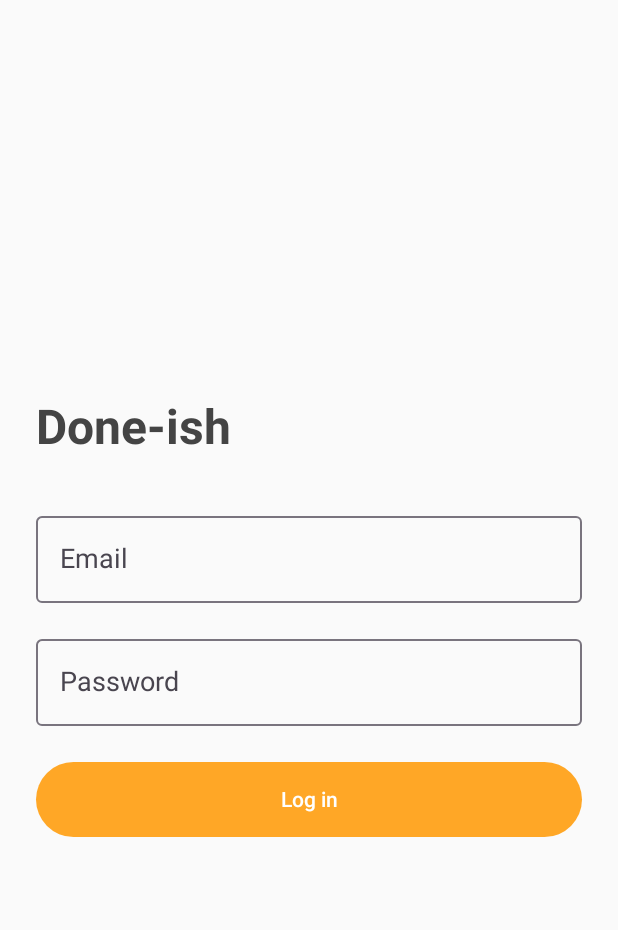
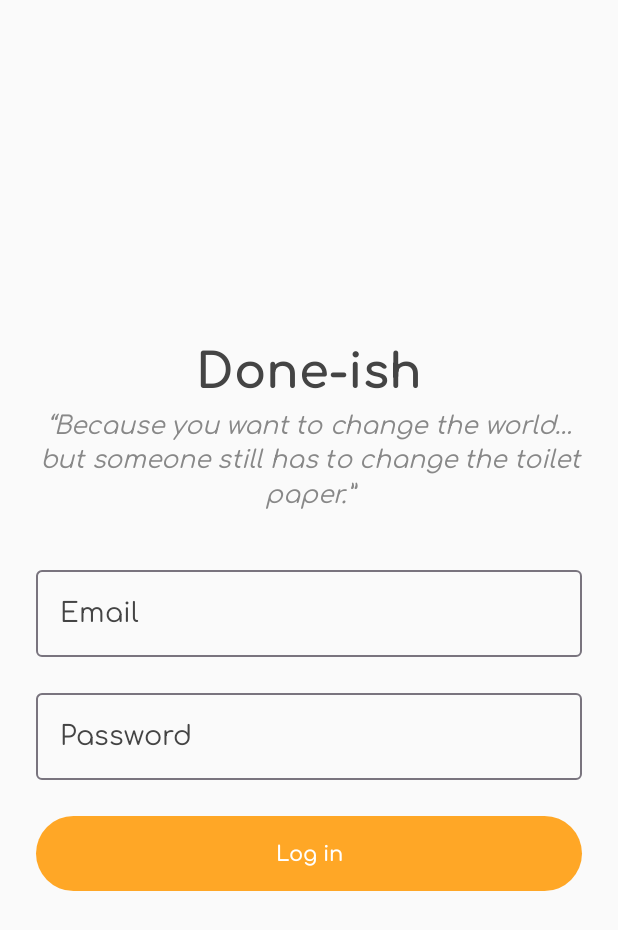
Before and after one commit to SarasotaSmile20/Done-ish, an Android app built with Jetpack Compose: the DoneishLoginScreen screen opened through its navigation route, on a phone screen of 412 x 824 dp. Shown: the top 930 px of the screen. Run offline under Robolectric (Android 15) with nearby library versions, the phone set to English and light mode, and no system bars.

```diff
--- a/app/src/main/java/com/example/done_ishapp/DoneishLoginScreen.kt
+++ b/app/src/main/java/com/example/done_ishapp/DoneishLoginScreen.kt
@@ -1,14 +1,19 @@
 package com.example.done_ishapp
 
+import androidx.compose.animation.core.*
+import androidx.compose.foundation.layout.*
+import androidx.compose.foundation.text.KeyboardOptions
 import androidx.compose.material3.*
 import androidx.compose.runtime.*
+import androidx.compose.ui.Alignment
 import androidx.compose.ui.Modifier
-import androidx.compose.foundation.layout.*
-import androidx.compose.foundation.text.KeyboardOptions
+import androidx.compose.ui.draw.scale
 import androidx.compose.ui.graphics.Color
+import androidx.compose.ui.text.font.FontStyle
 import androidx.compose.ui.text.font.FontWeight
+import androidx.compose.ui.text.input.KeyboardType
 import androidx.compose.ui.text.input.PasswordVisualTransformation
-import androidx.compose.ui.text.input.KeyboardType
+import androidx.compose.ui.text.style.TextAlign
 import androidx.compose.ui.unit.dp
 import androidx.compose.ui.unit.sp
 import androidx.navigation.NavController
@@ -21,6 +26,16 @@ fun DoneishLoginScreen(navController: NavController) {
     var email by remember { mutableStateOf("") }
     var password by remember { mutableStateOf("") }
     var showDisclaimer by remember { mutableStateOf(false) }
+
+    val infiniteTransition = rememberInfiniteTransition()
+    val pulseScale by infiniteTransition.animateFloat(
+        initialValue = 1f,
+        targetValue = 1.05f,
+        animationSpec = infiniteRepeatable(
+            animation = tween(durationMillis = 2000, easing = LinearEasing),
+            repeatMode = RepeatMode.Reverse
+        )
+    )
 
     if (showDisclaimer) {
         AlertDialog(
@@ -48,18 +63,36 @@ fun DoneishLoginScreen(navController: NavController) {
             .padding(24.dp),
         verticalArrangement = Arrangement.Center
     ) {
+        Column(
+            modifier = Modifier
+                .fillMaxWidth()
+                .padding(bottom = 32.dp),
+            horizontalAlignment = Alignment.CenterHorizontally
+        ) {
             Text(
                 text = "Done-ish",
                 fontSize = 32.sp,
                 fontWeight = FontWeight.Bold,
                 color = Color.DarkGray,
-            modifier = Modifier.padding(bottom = 32.dp)
+                modifier = Modifier.padding(bottom = 8.dp)
             )
+
+            Text(
+                text = "“Because you want to change the world… but someone still has to change the toilet paper.”",
+                fontSize = 16.sp,
+                color = Color.Gray,
+                fontStyle = FontStyle.Italic,
+                lineHeight = 22.sp,
+                textAlign = TextAlign.Center,
+                modifier = Modifier.scale(pulseScale)
+            )
+        }
 
         OutlinedTextField(
             value = email,
             onValueChange = { email = it },
-            label = { Text("Email") },
+            label = { Text("Email", color = Color.DarkGray) },
+            textStyle = LocalTextStyle.current.copy(color = Color.DarkGray),
             modifier = Modifier
                 .fillMaxWidth()
                 .padding(bottom = 16.dp),
@@ -69,7 +102,8 @@ fun DoneishLoginScreen(navController: NavController) {
         OutlinedTextField(
             value = password,
             onValueChange = { password = it },
-            label = { Text("Password") },
+            label = { Text("Password", color = Color.DarkGray) },
+            textStyle = LocalTextStyle.current.copy(color = Color.DarkGray),
             visualTransformation = PasswordVisualTransformation(),
             modifier = Modifier
                 .fillMaxWidth()
@@ -89,7 +123,6 @@ fun DoneishLoginScreen(navController: NavController) {
     }
 }
 
-
 @Preview(showBackground = true)
 @Composable
 fun DoneishLoginScreenPreview() {
```
Also changed, not shown: app/src/main/java/com/example/done_ishapp/ui/theme/Type.kt (+17 -2 lines), app/src/main/res/font/comfortaa_bold.ttf (added), app/src/main/res/font/comfortaa_light.ttf (added), app/src/main/res/font/comfortaa_medium.ttf (added), app/src/main/res/font/comfortaa_regular.ttf (added), app/src/main/res/font/comfortaa_semibold.ttf (added). Lines whose indentation alone changed are shown as unchanged.
